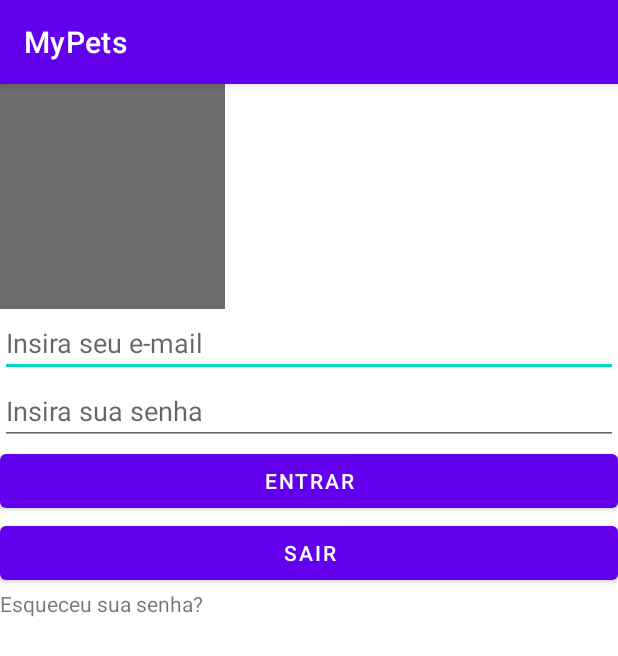
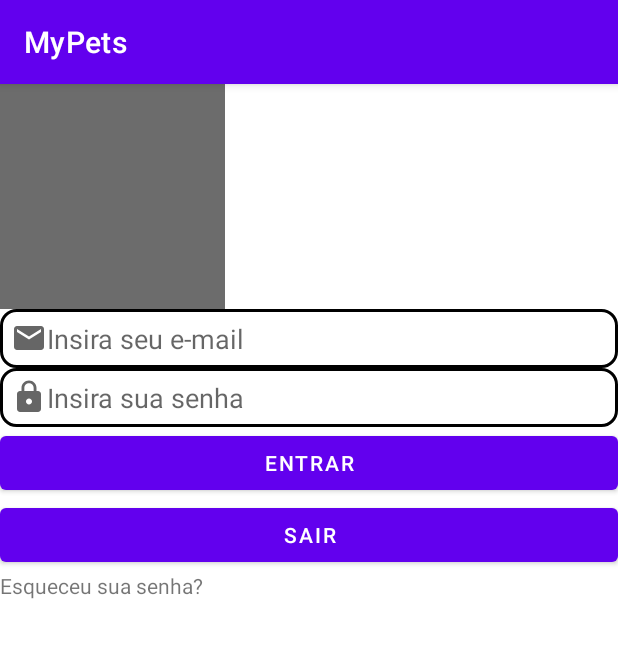
Before and after one commit to MarcinhoFIVE/MyPets, an Android app: the screen it shows after launch (LoginActivity), on a phone screen of 412 x 824 dp. Shown: the top 656 px of the screen. Run offline under Robolectric (Android 15) with nearby library versions, the phone set to English and light mode, and no system bars.

Commit message:
Bordas para a edit_text

```diff
--- /dev/null
+++ b/app/src/main/res/drawable/borda.xml
@@ -0,0 +1,7 @@
+<?xml version="1.0" encoding="utf-8"?>
+<shape android:shape="rectangle" xmlns:android="http://schemas.android.com/apk/res/android">
+
+    <stroke android:width="2dp"/>
+    <corners android:radius="10dp"/>
+
+</shape>
--- a/app/src/main/res/layout/login_layout.xml
+++ b/app/src/main/res/layout/login_layout.xml
@@ -13,6 +13,9 @@
         android:src="#6c6c6c"/>
 
     <EditText
+        android:padding="7dp"
+        android:background="@drawable/borda"
+        android:drawableLeft="@drawable/ic_baseline_email"
         android:autofillHints=""
         android:id="@+id/etUser"
         android:layout_width="match_parent"
@@ -22,12 +25,15 @@
         android:maxLength="100" />
 
     <EditText
+        android:padding="7dp"
+        android:background="@drawable/borda"
+        android:drawableLeft="@drawable/ic_baseline_lock"
         android:id="@+id/etPass"
         android:layout_width="match_parent"
         android:layout_height="wrap_content"
         android:hint="@string/insira_sua_senha"
         android:inputType="textPassword"
-        android:maxLength="5"/>
+        android:maxLength="8"/>
 
     <Button
         android:id="@+id/btnEntrar"
```
